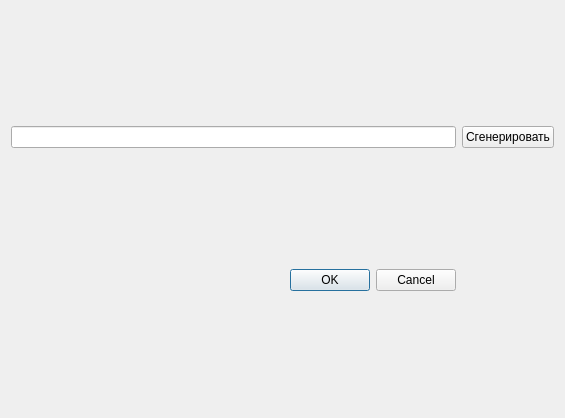
The window that Generator/generator_dialog.ui (msmirnov91/pacs) describes before a commit, drawn with Qt 5.
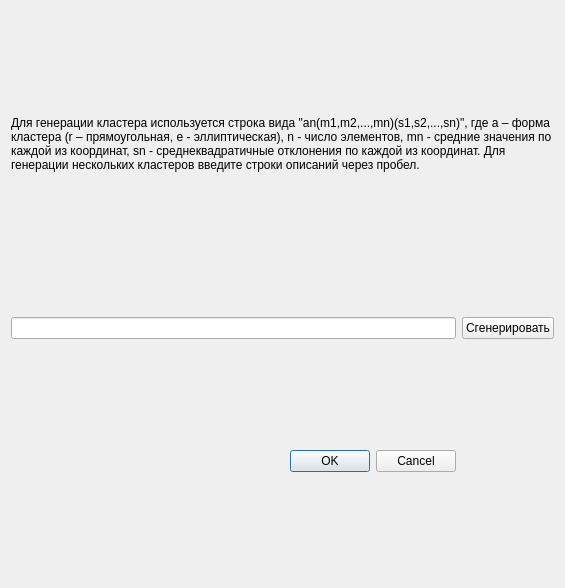
The same window after the commit.

What changed in the file:
```diff
--- a/Generator/generator_dialog.ui
+++ b/Generator/generator_dialog.ui
@@ -7,17 +7,14 @@
     <x>0</x>
     <y>0</y>
     <width>565</width>
-    <height>418</height>
+    <height>588</height>
    </rect>
   </property>
   <property name="windowTitle">
    <string>Dialog</string>
   </property>
   <layout class="QGridLayout" name="gridLayout">
-   <item row="0" column="0">
-    <widget class="QLineEdit" name="le_description"/>
-   </item>
-   <item row="2" column="0">
+   <item row="3" column="0">
     <widget class="QDialogButtonBox" name="buttonBox">
      <property name="orientation">
       <enum>Qt::Horizontal</enum>
@@ -27,16 +24,41 @@
      </property>
     </widget>
    </item>
-   <item row="0" column="1">
+   <item row="1" column="0">
+    <widget class="QLineEdit" name="le_description"/>
+   </item>
+   <item row="1" column="1">
     <widget class="QPushButton" name="btn_generate">
      <property name="text">
       <string>Сгенерировать</string>
      </property>
     </widget>
    </item>
-   <item row="1" column="0" colspan="2">
+   <item row="2" column="0" colspan="2">
     <layout class="QVBoxLayout" name="plot_layout"/>
    </item>
+   <item row="0" column="0" colspan="2">
+    <widget class="QLabel" name="label">
+     <property name="maximumSize">
+      <size>
+       <width>16777215</width>
+       <height>90</height>
+      </size>
+     </property>
+     <property name="text">
+      <string>Для генерации кластера используется строка вида &quot;an(m1,m2,...,mn)(s1,s2,...,sn)&quot;, где a – форма кластера (r – прямоугольная, е - эллиптическая), n - число элементов, mn - средние значения по каждой из координат, sn - среднеквадратичные отклонения по каждой из координат. Для генерации нескольких кластеров введите строки описаний через пробел.</string>
+     </property>
+     <property name="scaledContents">
+      <bool>true</bool>
+     </property>
+     <property name="alignment">
+      <set>Qt::AlignLeading|Qt::AlignLeft|Qt::AlignTop</set>
+     </property>
+     <property name="wordWrap">
+      <bool>true</bool>
+     </property>
+    </widget>
+   </item>
   </layout>
  </widget>
  <resources/>
```
